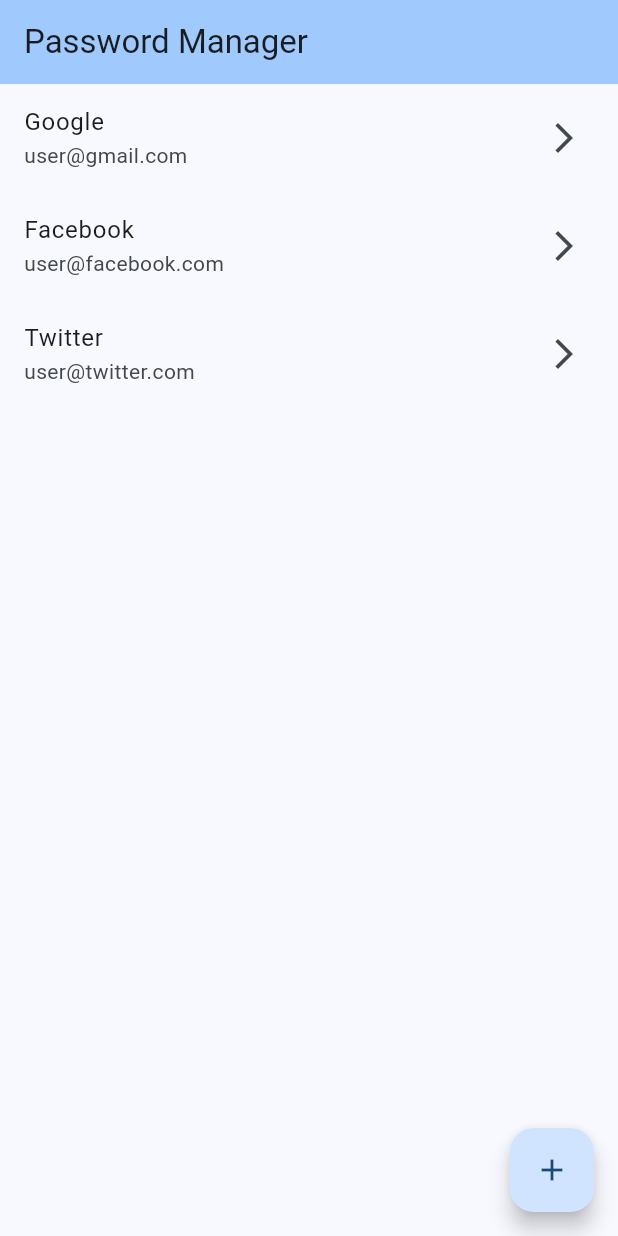
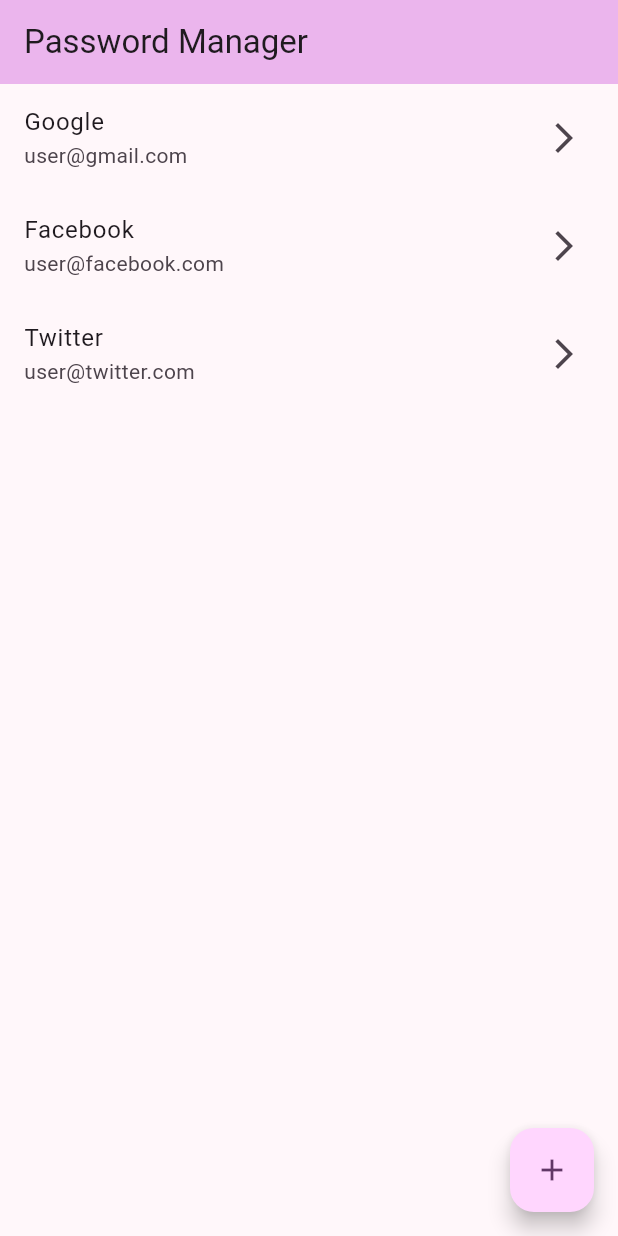
Before and after one commit to could-ai/019860d4-39db-7d30-8c54-eef5cc6d4892, a Flutter app: the screen it shows after launch, on a phone screen of 412 x 824 dp. Run offline on Flutter 3.47's test engine with Material 3 defaults, Android fonts, the phone set to English and light mode, and no system bars.

Commit message:
Change app theme color to purple by updating the seedColor in ThemeData.

```diff
--- a/usr/lib/main.dart
+++ b/usr/lib/main.dart
@@ -22,7 +22,7 @@ class MyApp extends StatelessWidget {
       title: 'Password Manager',
       debugShowCheckedModeBanner: false,
       theme: ThemeData(
-        colorScheme: ColorScheme.fromSeed(seedColor: Colors.blue),
+        colorScheme: ColorScheme.fromSeed(seedColor: Colors.purple),
         useMaterial3: true,
       ),
       home: const MyHomePage(title: 'Password Manager'),
```
